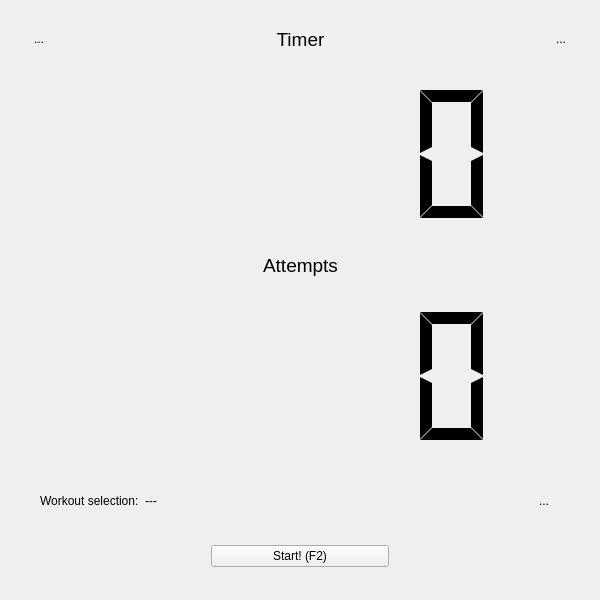
antongus/kettlebell-timer, file src/ui/MainWindow.ui: the form before one commit.
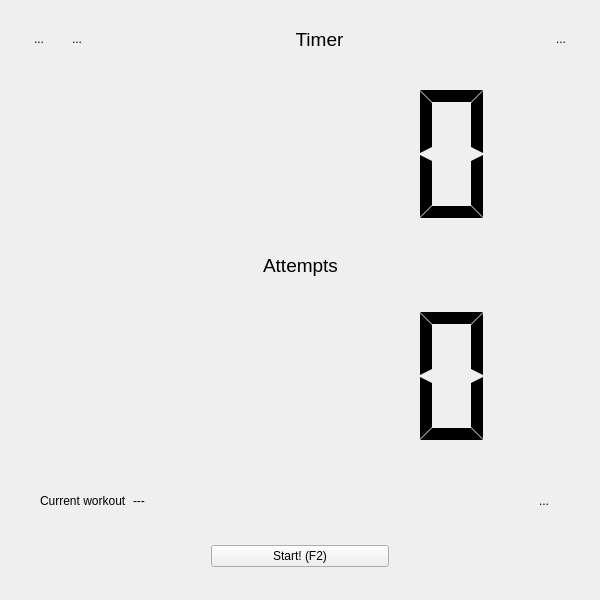
The form after the commit. Icons and pictures are not drawn.

Commit message: add button for workout selection

```diff
--- a/src/ui/MainWindow.ui
+++ b/src/ui/MainWindow.ui
@@ -63,6 +63,35 @@
             </property>
            </widget>
           </item>
+          <item>
+           <widget class="QToolButton" name="tbEditWorkouts">
+            <property name="minimumSize">
+             <size>
+              <width>32</width>
+              <height>32</height>
+             </size>
+            </property>
+            <property name="toolTip">
+             <string>Edit workouts</string>
+            </property>
+            <property name="text">
+             <string>...</string>
+            </property>
+            <property name="icon">
+             <iconset resource="../../res/resource.qrc">
+              <normaloff>:/icons/edit.svg</normaloff>:/icons/edit.svg</iconset>
+            </property>
+            <property name="iconSize">
+             <size>
+              <width>32</width>
+              <height>32</height>
+             </size>
+            </property>
+            <property name="autoRaise">
+             <bool>true</bool>
+            </property>
+           </widget>
+          </item>
           <item>
            <spacer name="horizontalSpacer_8">
             <property name="orientation">
@@ -323,14 +352,14 @@
        </item>
        <item>
         <widget class="QWidget" name="widget_2" native="true">
-         <layout class="QGridLayout" name="gridLayout_2" columnstretch="0,0,3,0">
+         <layout class="QGridLayout" name="gridLayout_2" columnstretch="0,0,3,0,0">
           <property name="leftMargin">
            <number>18</number>
           </property>
           <property name="rightMargin">
            <number>18</number>
           </property>
-          <item row="1" column="3">
+          <item row="1" column="4">
            <spacer name="horizontalSpacer_7">
             <property name="orientation">
              <enum>Qt::Horizontal</enum>
@@ -343,6 +372,13 @@
             </property>
            </spacer>
           </item>
+          <item row="0" column="2">
+           <widget class="QLabel" name="labelSelectedWorkout">
+            <property name="text">
+             <string>---</string>
+            </property>
+           </widget>
+          </item>
           <item row="1" column="1">
            <spacer name="horizontalSpacer_6">
             <property name="orientation">
@@ -359,12 +395,12 @@
           <item row="0" column="1">
            <widget class="QLabel" name="label">
             <property name="text">
-             <string>Workout selection:</string>
+             <string>Current workout</string>
             </property>
            </widget>
           </item>
           <item row="0" column="3">
-           <widget class="QToolButton" name="tbEditWorkouts">
+           <widget class="QToolButton" name="tbSelectWorkout">
             <property name="minimumSize">
              <size>
               <width>32</width>
@@ -392,13 +428,6 @@
             </property>
            </widget>
           </item>
-          <item row="0" column="2">
-           <widget class="QLabel" name="labelSelectedWorkout">
-            <property name="text">
-             <string>---</string>
-            </property>
-           </widget>
-          </item>
          </layout>
         </widget>
        </item>
```
The commit also changes 2 other files.
